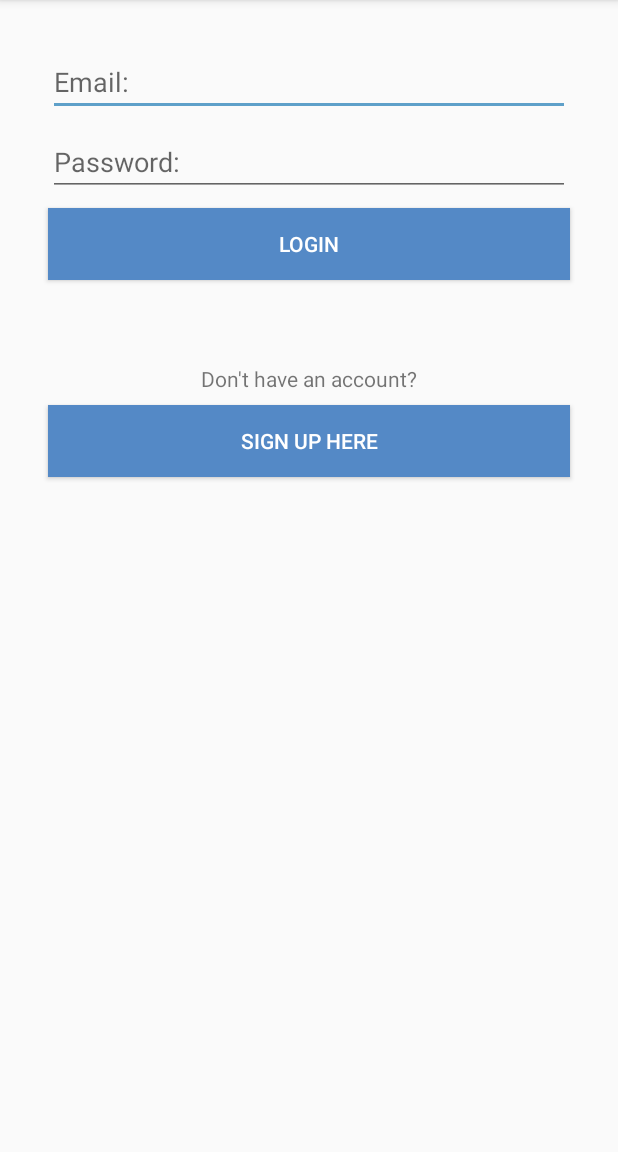
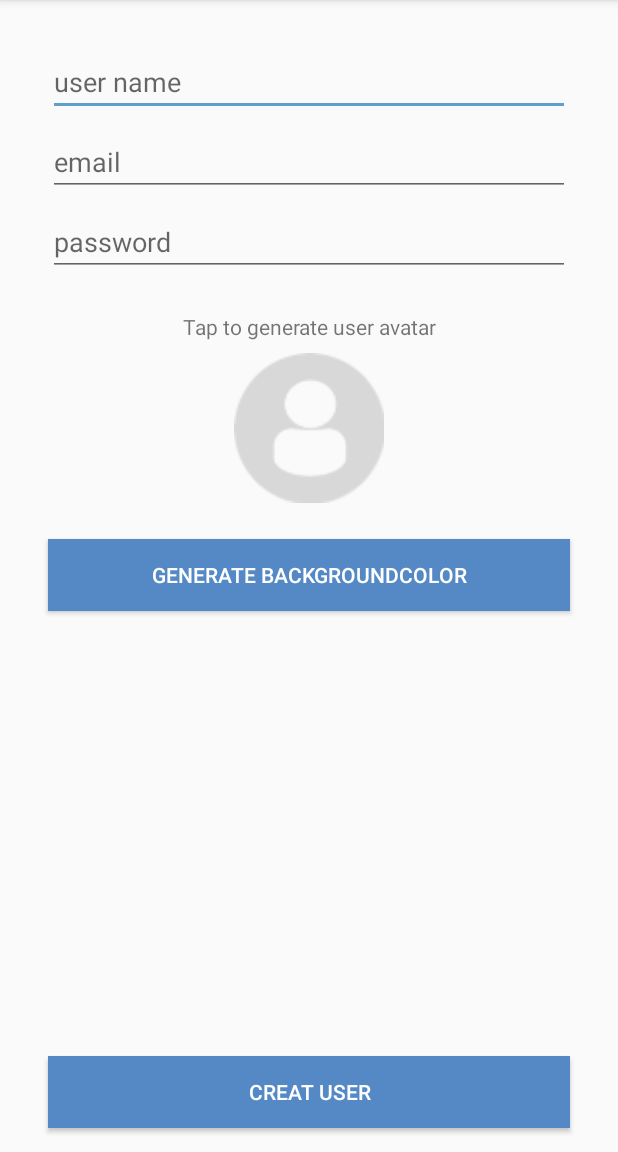
Before and after one commit to togahepi/Smash, an Android app: the LoginActivity screen opened directly, with no data from a screen before it, after a tap on "SIGN UP HERE", on a phone screen of 412 x 824 dp, the part 84-1236 px from its top. Run offline under Robolectric (Android 15) with nearby library versions, the phone set to English and light mode, and no system bars.

Commit message:
creat sign up activity and some function to transfer activity

```diff
--- a/app/src/main/AndroidManifest.xml
+++ b/app/src/main/AndroidManifest.xml
@@ -8,6 +8,8 @@
             android:label="@string/app_name"
             android:supportsRtl="true"
             android:theme="@style/AppTheme">
+        <activity android:name=".CreatUserData">
+        </activity>
         <activity android:name=".LoginActivity">
         </activity>
         <activity
--- /dev/null
+++ b/app/src/main/java/com/example/togahepi/smack/CreateUserActivity.kt
@@ -0,0 +1,25 @@
+package com.example.togahepi.smack
+
+import android.support.v7.app.AppCompatActivity
+import android.os.Bundle
+import android.view.View
+
+class CreatUserData : AppCompatActivity() {
+
+    override fun onCreate(savedInstanceState: Bundle?) {
+        super.onCreate(savedInstanceState)
+        setContentView(R.layout.activity_creat_user_data)
+    }
+
+    fun generateUserAvatar(view: View) {
+
+    }
+
+    fun createUserClicked(view: View) {
+
+    }
+
+    fun generateColorClicked(view: View) {
+
+    }
+}
--- a/app/src/main/java/com/example/togahepi/smack/LoginActivity.kt
+++ b/app/src/main/java/com/example/togahepi/smack/LoginActivity.kt
@@ -1,5 +1,6 @@
 package com.example.togahepi.smack
 
+import android.content.Intent
 import android.support.v7.app.AppCompatActivity
 import android.os.Bundle
 import android.view.View
@@ -12,7 +13,8 @@ class LoginActivity : AppCompatActivity() {
     }
 
     fun loginCreatUserBtnClicked(view: View) {
-
+        val createUserIntent = Intent(this, CreatUserData :: class.java)
+        startActivity(createUserIntent)
     }
 
     fun loginLoginBtnClicked(view: View) {
--- /dev/null
+++ b/app/src/main/res/layout/activity_creat_user_data.xml
@@ -0,0 +1,75 @@
+<?xml version="1.0" encoding="utf-8"?>
+<android.support.constraint.ConstraintLayout
+        xmlns:android="http://schemas.android.com/apk/res/android"
+        xmlns:tools="http://schemas.android.com/tools"
+        xmlns:app="http://schemas.android.com/apk/res-auto"
+        android:layout_width="match_parent"
+        android:layout_height="match_parent"
+        tools:context=".CreatUserData">
+
+    <EditText
+            android:layout_width="0dp"
+            android:layout_height="wrap_content"
+            android:inputType="textPersonName"
+            android:ems="10"
+            android:id="@+id/createUserNameText" android:layout_marginTop="32dp"
+            app:layout_constraintTop_toTopOf="parent" app:layout_constraintEnd_toEndOf="parent"
+            app:layout_constraintStart_toStartOf="parent" app:layout_constraintHorizontal_bias="0.5"
+            android:hint="user name" android:layout_marginEnd="32dp" android:layout_marginStart="32dp"
+            android:textColor="@android:color/darker_gray"/>
+    <EditText
+            android:layout_width="0dp"
+            android:layout_height="wrap_content"
+            android:inputType="textPersonName"
+            android:ems="10"
+            android:id="@+id/createEmailText" android:layout_marginTop="8dp"
+            app:layout_constraintTop_toBottomOf="@+id/createUserNameText" app:layout_constraintStart_toStartOf="parent"
+            app:layout_constraintHorizontal_bias="0.5" app:layout_constraintEnd_toEndOf="parent"
+            android:hint="email" android:layout_marginStart="32dp" android:layout_marginEnd="32dp"
+            android:textColor="@android:color/darker_gray"/>
+    <EditText
+            android:layout_width="0dp"
+            android:layout_height="wrap_content"
+            android:inputType="textPassword"
+            android:ems="10"
+            android:id="@+id/createPasswordText" android:layout_marginTop="8dp"
+            app:layout_constraintTop_toBottomOf="@+id/createEmailText" app:layout_constraintStart_toStartOf="parent"
+            app:layout_constraintHorizontal_bias="0.5" app:layout_constraintEnd_toEndOf="parent"
+            android:hint="password" android:layout_marginStart="32dp" android:layout_marginEnd="32dp"
+            android:textColor="@android:color/darker_gray"/>
+    <TextView
+            android:text="Tap to generate user avatar"
+            android:layout_width="wrap_content"
+            android:layout_height="wrap_content"
+            android:id="@+id/textView4" android:textAlignment="center" app:layout_constraintEnd_toEndOf="parent"
+            app:layout_constraintStart_toStartOf="parent"
+            app:layout_constraintTop_toBottomOf="@+id/createPasswordText"
+            android:layout_marginTop="24dp"/>
+    <ImageView
+            android:layout_width="100dp"
+            android:layout_height="100dp" app:srcCompat="@drawable/profiledefault"
+            android:id="@+id/createAvatarImageView"
+            app:layout_constraintTop_toBottomOf="@+id/textView4" app:layout_constraintStart_toStartOf="parent"
+            android:layout_marginStart="8dp" app:layout_constraintEnd_toEndOf="parent" android:layout_marginEnd="8dp"
+            app:layout_constraintHorizontal_bias="0.5" android:layout_marginTop="8dp"
+            android:onClick="generateUserAvatar"/>
+    <Button
+            android:text="Generate BackgroundColor"
+            android:layout_width="0dp"
+            android:layout_height="wrap_content"
+            android:id="@+id/backgroundColorBtn" app:layout_constraintStart_toStartOf="parent"
+            app:layout_constraintHorizontal_bias="0.5" app:layout_constraintEnd_toEndOf="parent"
+            android:layout_marginTop="24dp" app:layout_constraintTop_toBottomOf="@+id/createAvatarImageView"
+            android:layout_marginStart="32dp" android:layout_marginEnd="32dp" android:background="@color/colorPrimary"
+            android:textColor="@android:color/white" android:onClick="generateColorClicked"/>
+    <Button
+            android:text="Creat User"
+            android:layout_width="0dp"
+            android:layout_height="wrap_content"
+            app:layout_constraintStart_toStartOf="parent"
+            app:layout_constraintHorizontal_bias="0.5" app:layout_constraintEnd_toEndOf="parent"
+            android:layout_marginBottom="16dp" app:layout_constraintBottom_toBottomOf="parent"
+            android:layout_marginStart="32dp" android:layout_marginEnd="32dp" android:textColor="@android:color/white"
+            android:background="@color/colorPrimary" android:id="@+id/createUserBtn"
+            android:onClick="createUserClicked"/>
+</android.support.constraint.ConstraintLayout>
```
